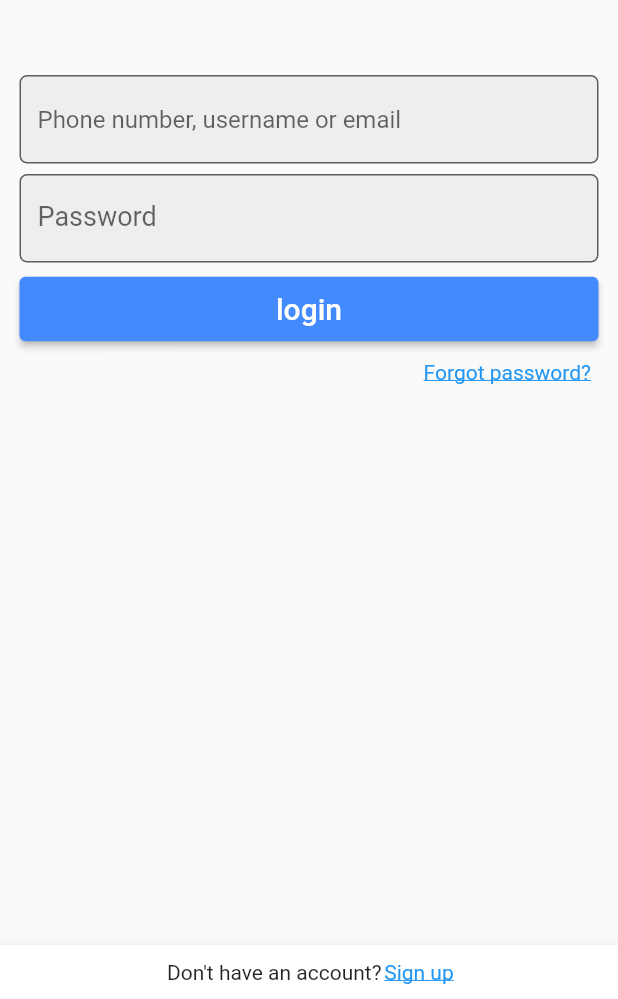
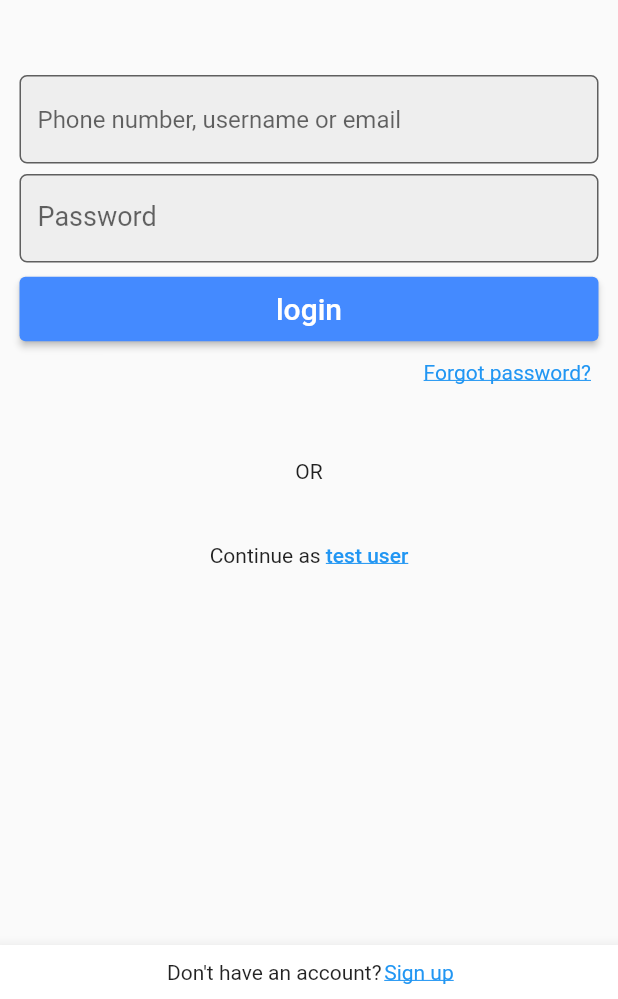
Before and after one commit to MoriKeli/instgram_app_clone, a Flutter app: the LoginPage screen opened directly, on a phone screen of 412 x 824 dp, the part 237-1236 px from its top. Run offline on Flutter 3.47's test engine with Material 2 defaults, Android fonts, the phone set to English and light mode, and no system bars.

```diff
--- a/lib/screens/login.dart
+++ b/lib/screens/login.dart
@@ -13,8 +13,7 @@ class _LoginPageState extends State<LoginPage> {
     return Scaffold(
       body: Padding(
         padding: const EdgeInsets.all(8.0),
-        child: ListView(
-          children: [
+        child: ListView(children: [
           Container(
             alignment: Alignment.center,
             padding: const EdgeInsets.only(top: 80.0, bottom: 50.0),
@@ -63,19 +62,35 @@ class _LoginPageState extends State<LoginPage> {
               ),
             ),
           ),
-
           Padding(
             padding: const EdgeInsets.only(top: 10.0, right: 10.0),
             child: Row(
               mainAxisAlignment: MainAxisAlignment.end,
+              children: const [Text("Forgot password?", style: TextStyle(color: Colors.blue, decoration: TextDecoration.underline))],
+            ),
+          ),
+          Padding(
+            padding: const EdgeInsets.only(top: 50.0),
+            child: Row(
+              mainAxisAlignment: MainAxisAlignment.center,
               children: const [
-                    Text("Forgot password?", style: TextStyle(color: Colors.blue, decoration: TextDecoration.underline))
+                Divider(),
+                Text("OR"),
+                Divider(),
               ],
             ),
           ),
-
-          ]
+          Padding(
+            padding: const EdgeInsets.only(top: 40.0, bottom: 20.0),
+            child: Row(
+              mainAxisAlignment: MainAxisAlignment.center,
+              children: [
+                Text("Continue as "),
+                Text("test user", style: TextStyle(fontWeight: FontWeight.w500, color: Colors.blue, decoration: TextDecoration.underline)),
+              ],
             ),
+          ),
+        ]),
       ),
       bottomNavigationBar: BottomAppBar(
         child: Padding(
```
Lines whose indentation alone changed are shown as unchanged.
